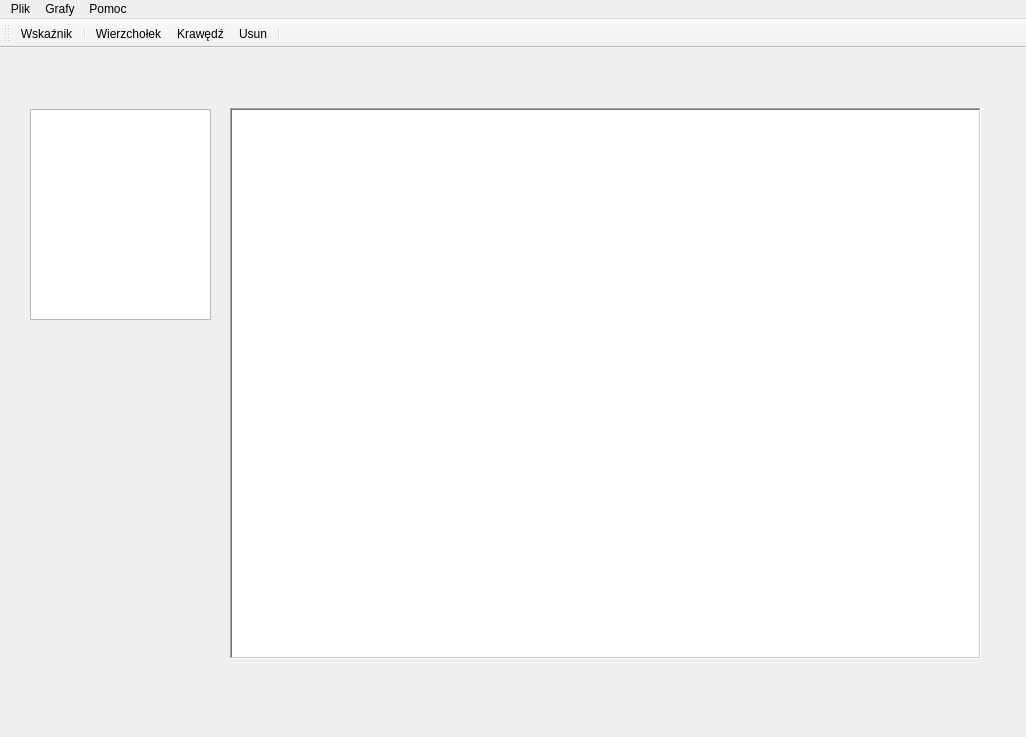
This is MainWindow/mainwindow.ui in Forczu/Visualization-of-Flow-Network-Algorithms as Qt 5 draws it before an edit. The edited form follows.
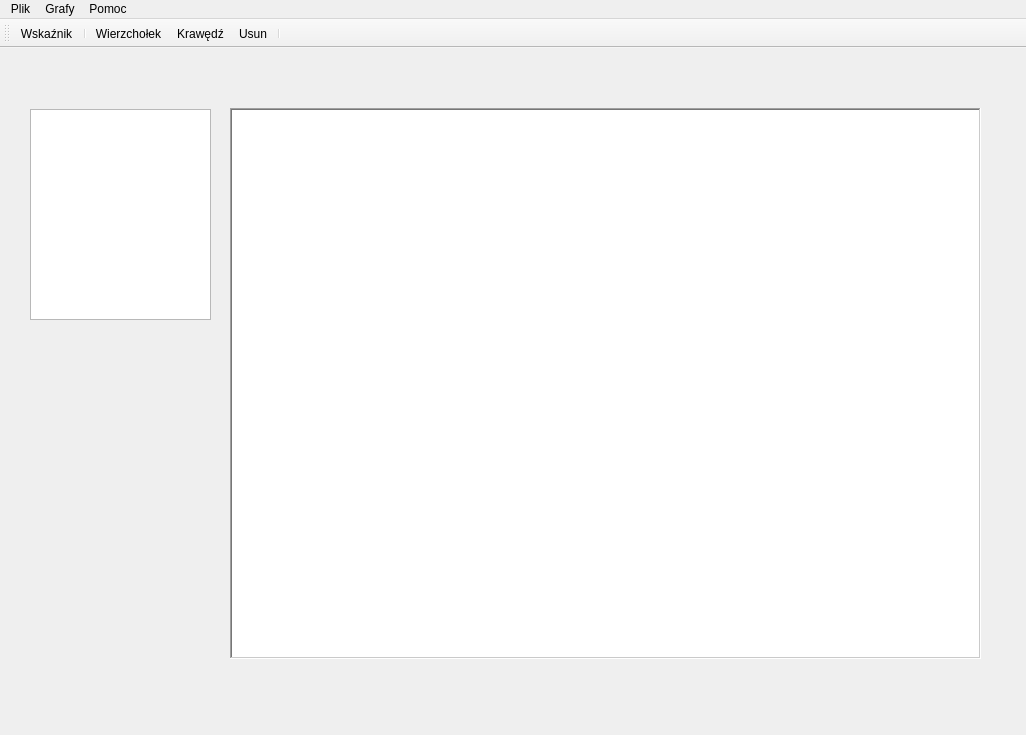
This is the edited form. Icons and pictures are not drawn. Custom widgets are drawn as their Qt base class.

What changed in the file:
```diff
--- a/MainWindow/mainwindow.ui
+++ b/MainWindow/mainwindow.ui
@@ -7,7 +7,7 @@
     <x>0</x>
     <y>0</y>
     <width>1026</width>
-    <height>737</height>
+    <height>735</height>
    </rect>
   </property>
   <property name="windowTitle">
```
